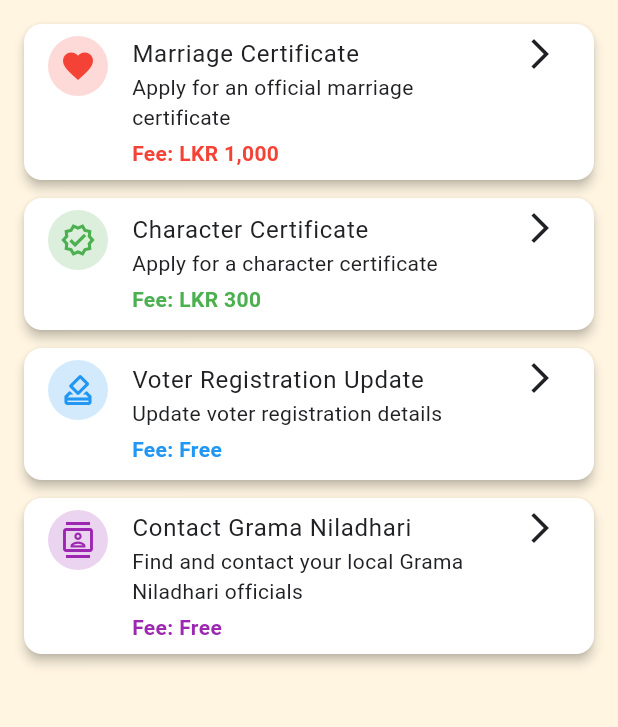
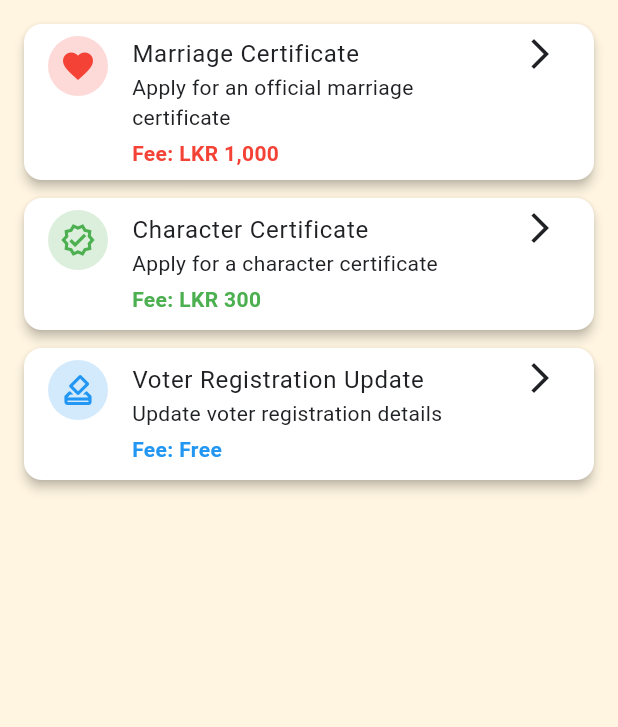
Before and after one commit to kimviiii/NeuroNova_GramaConnect, a Flutter app: the ServicesScreen screen opened by its route, on a phone screen of 412 x 824 dp, the part 84-811 px from its top. Run offline on Flutter 3.47's test engine with Material 3 defaults, Android fonts, the light colour scheme and no system bars; our stand-ins replace shared_preferences; accounts and stored records are empty.

Commit message:
fixed grama niladhari screen not opening issue

```diff
--- a/lib/screens/home/home_screen.dart
+++ b/lib/screens/home/home_screen.dart
@@ -3,6 +3,7 @@ import 'package:provider/provider.dart';
 import '../../providers/auth_provider.dart';
 import '../../utils/app_localizations.dart';
 import '../services/services_screen.dart';
+import '../services/contact_grama_niladhari_screen.dart';
 import '../complaints/complaints_screen.dart';
 import '../announcements/announcements_screen.dart';
 import '../profile/profile_screen.dart';
@@ -206,12 +207,16 @@ class HomePage extends StatelessWidget {
                   },
                 ),
                 _QuickServiceCard(
-                  icon: Icons.phone_outlined,
-                  title: localizations?.translate('contact_grama_niladhari') ??
-                      'Contact Office',
+                  icon: Icons.contacts_outlined,
+                  title: 'Contact Grama Niladhari',
                   color: Colors.purple,
                   onTap: () {
-                    // Handle contact
+                    Navigator.push(
+                      context,
+                      MaterialPageRoute(
+                        builder: (context) => const ContactGramaNiladhariScreen(),
+                      ),
+                    );
                   },
                 ),
               ],
--- a/lib/screens/services/services_screen.dart
+++ b/lib/screens/services/services_screen.dart
@@ -3,7 +3,6 @@ import '../../utils/app_localizations.dart';
 import 'marriage_certificate_screen.dart';
 import 'character_certificate_screen.dart';
 import 'voter_registration_screen.dart';
-import 'contact_grama_niladhari_screen.dart';
 
 class ServicesScreen extends StatelessWidget {
   const ServicesScreen({super.key});
@@ -74,29 +73,6 @@ class ServicesScreen extends StatelessWidget {
               );
             },
           ),
-          _ServiceCard(
-            icon: Icons.contacts_outlined,
-            title: 'Contact Grama Niladhari',
-            description: 'Find and contact your local Grama Niladhari officials',
-            fee: 'Free',
-            color: Colors.purple,
-            onTap: () {
-              print('🔍 Contact Grama Niladhari tapped!');
-              try {
-                Navigator.push(
-                  context,
-                  MaterialPageRoute(
-                    builder: (context) => const ContactGramaNiladhariScreen(),
-                  ),
-                );
-              } catch (e) {
-                print('❌ Navigation error: $e');
-                ScaffoldMessenger.of(context).showSnackBar(
-                  SnackBar(content: Text('Error: $e')),
-                );
-              }
-            },
-          ),
         ],
       ),
     );
```
